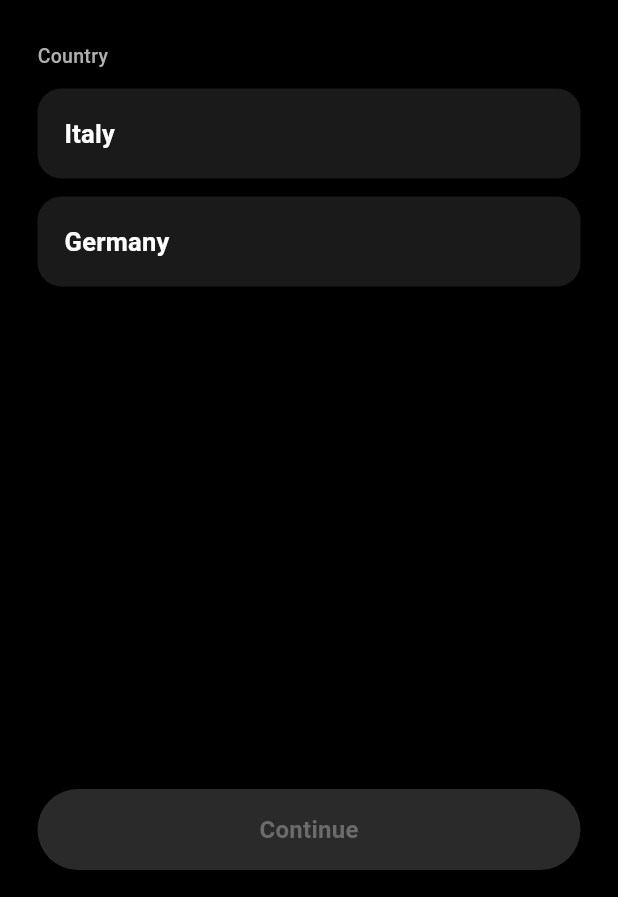
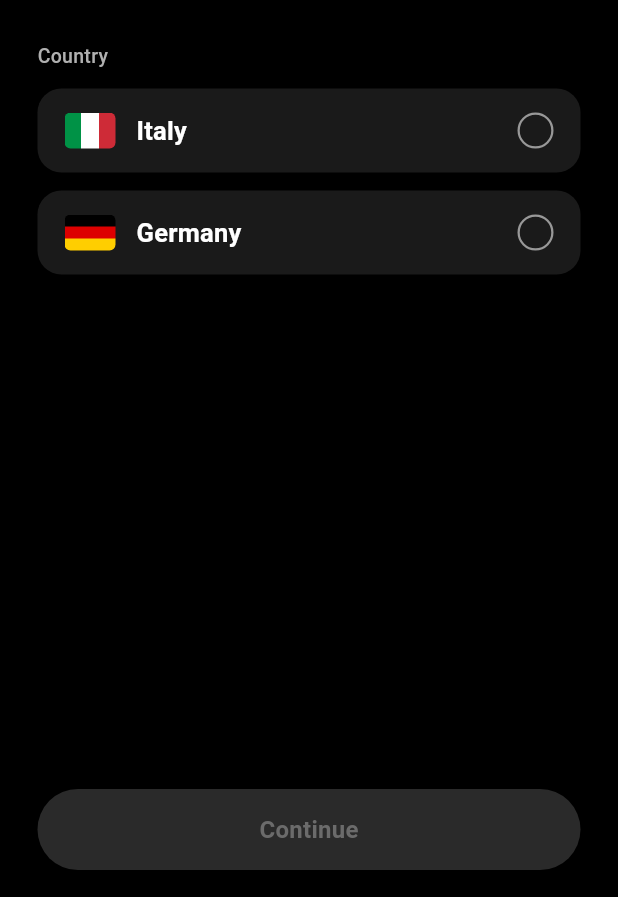
Before and after one commit to michaeltofan/town-safe-space-mobile, a Flutter app: the SelectCountryScreen screen opened directly, on a phone screen of 412 x 824 dp, the part 339-1236 px from its top. Run offline on Flutter 3.47's test engine with Material 3 defaults, Android fonts, the phone set to English and light mode, and no system bars.

Commit message:
Add Italy and Germany flag assets to Select Country rows.
Place official flag images left of each country name with accessibility labels, matching the approved row composition. Behaviour unchanged.

Co-authored-by: michaeltofan <michaeltofan@users.noreply.github.com>

```diff
--- a/lib/screens/select_country_screen.dart
+++ b/lib/screens/select_country_screen.dart
@@ -21,7 +21,18 @@ class _SelectCountryScreenState extends State<SelectCountryScreen> {
 
   static const double _maxContentWidth = 410;
 
-  static const List<String> _countries = ['Italy', 'Germany'];
+  static const List<_CountryData> _countries = [
+    _CountryData(
+      name: 'Italy',
+      flagAsset: 'assets/flags/italy.png',
+      flagLabel: 'Flag of Italy',
+    ),
+    _CountryData(
+      name: 'Germany',
+      flagAsset: 'assets/flags/germany.png',
+      flagLabel: 'Flag of Germany',
+    ),
+  ];
 
   String? _selectedCountry;
 
@@ -99,12 +110,14 @@ class _SelectCountryScreenState extends State<SelectCountryScreen> {
                             ),
                           ),
                           const SizedBox(height: 12),
-                          for (final String country in _countries) ...[
+                          for (final _CountryData country in _countries) ...[
                             _CountryOption(
-                              label: country,
-                              selected: _selectedCountry == country,
+                              label: country.name,
+                              flagAsset: country.flagAsset,
+                              flagLabel: country.flagLabel,
+                              selected: _selectedCountry == country.name,
                               onTap: () {
-                                setState(() => _selectedCountry = country);
+                                setState(() => _selectedCountry = country.name);
                               },
                             ),
                             const SizedBox(height: 12),
@@ -215,14 +228,30 @@ class _GoldInfoIcon extends StatelessWidget {
   }
 }
 
+class _CountryData {
+  const _CountryData({
+    required this.name,
+    required this.flagAsset,
+    required this.flagLabel,
+  });
+
+  final String name;
+  final String flagAsset;
+  final String flagLabel;
+}
+
 class _CountryOption extends StatelessWidget {
   const _CountryOption({
     required this.label,
+    required this.flagAsset,
+    required this.flagLabel,
     required this.selected,
     required this.onTap,
   });
 
   final String label;
+  final String flagAsset;
+  final String flagLabel;
   final bool selected;
   final VoidCallback onTap;
 
@@ -239,9 +268,21 @@ class _CountryOption extends StatelessWidget {
         onTap: onTap,
         borderRadius: BorderRadius.circular(16),
         child: Padding(
-          padding: const EdgeInsets.symmetric(horizontal: 18, vertical: 18),
+          padding: const EdgeInsets.symmetric(horizontal: 18, vertical: 16),
           child: Row(
             children: [
+              ClipRRect(
+                borderRadius: BorderRadius.circular(4),
+                child: Image.asset(
+                  flagAsset,
+                  width: 34,
+                  height: 24,
+                  fit: BoxFit.cover,
+                  semanticLabel: flagLabel,
+                  filterQuality: FilterQuality.high,
+                ),
+              ),
+              const SizedBox(width: 14),
               Expanded(
                 child: Text(
                   label,
@@ -268,7 +309,14 @@ class _CountryOption extends StatelessWidget {
                   ),
                 )
               else
-                const SizedBox(width: 24, height: 24),
+                Container(
+                  width: 24,
+                  height: 24,
+                  decoration: BoxDecoration(
+                    shape: BoxShape.circle,
+                    border: Border.all(color: _white.withValues(alpha: 0.55), width: 1.5),
+                  ),
+                ),
             ],
           ),
         ),
--- a/pubspec.yaml
+++ b/pubspec.yaml
@@ -59,6 +59,8 @@ flutter:
 
   assets:
     - assets/images/welcome_screen.png
+    - assets/flags/italy.png
+    - assets/flags/germany.png
 
   # An image asset can refer to one or more resolution-specific "variants", see
   # https://flutter.dev/to/resolution-aware-images
```
Also changed, not shown: assets/flags/germany.png (added), assets/flags/italy.png (added), 1 other file.
